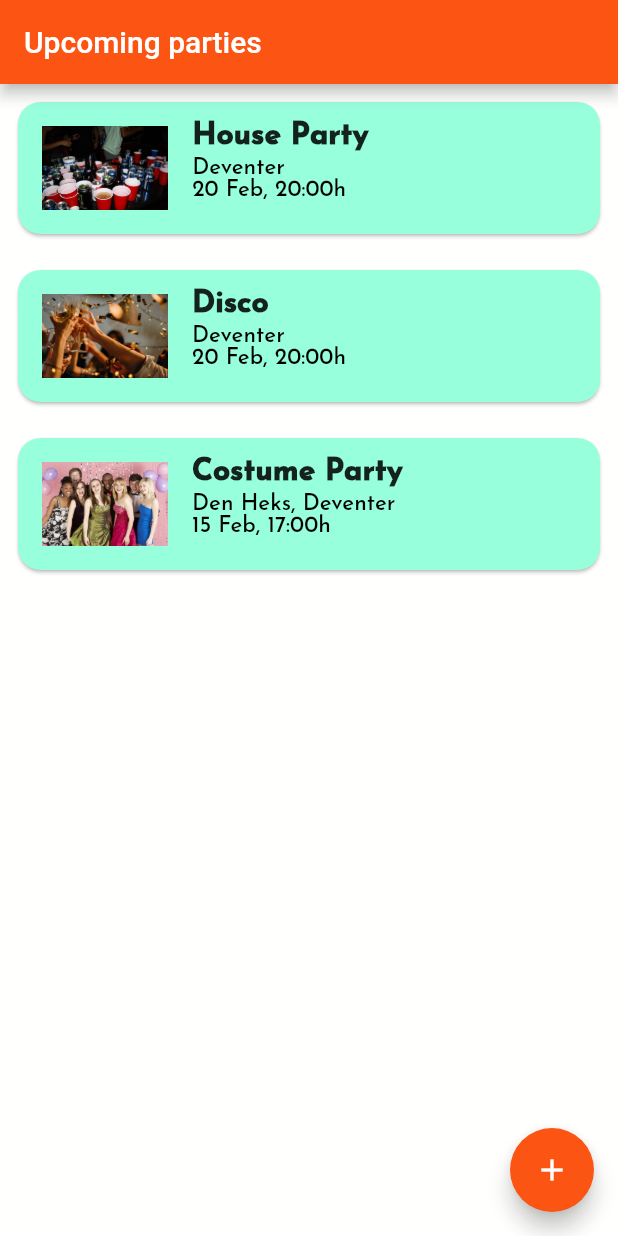
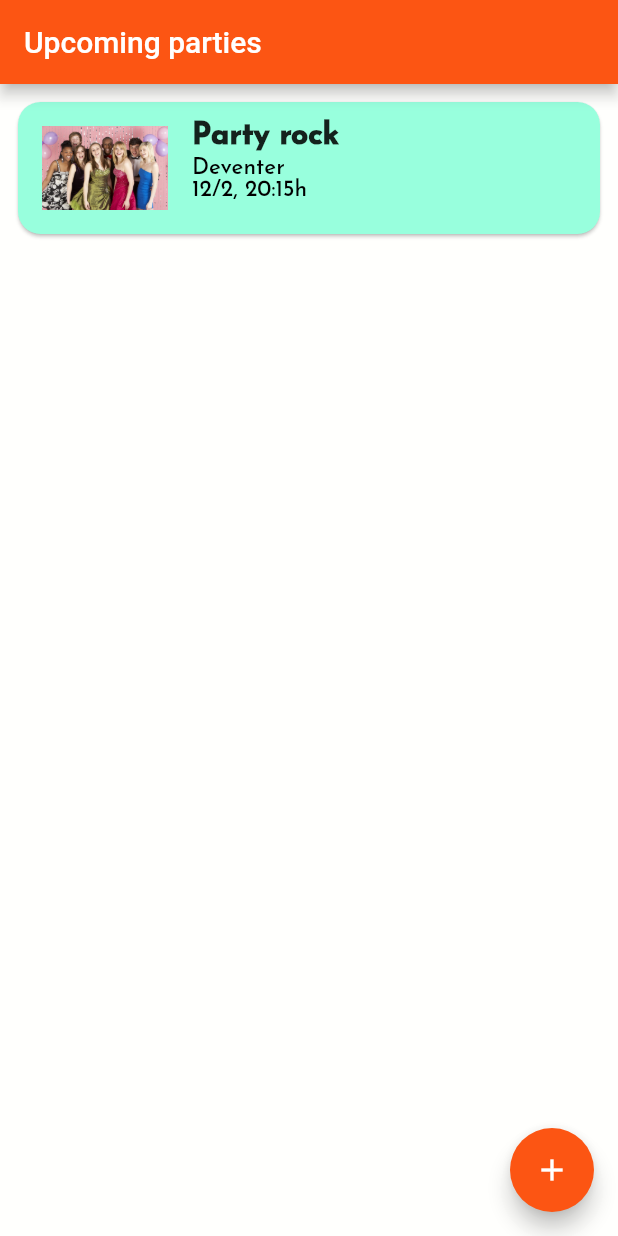
Before and after one commit to teyteymey/AAD-FlutterPrototype, a Flutter app: the screen it shows after launch, on a phone screen of 412 x 824 dp. Run offline on Flutter 3.47's test engine with Material 2 defaults, Android fonts, the phone set to English and light mode, and no system bars; our stand-ins replace contacts_service, flutter_datetime_picker.

Commit message:
full navigation complete add participants done

```diff
--- a/flutter_aad/lib/globals.dart
+++ b/flutter_aad/lib/globals.dart
@@ -4,16 +4,15 @@ import 'package:contacts_service/contacts_service.dart';
 
 List<List<List<String>>> partyInfo = [
   [
-    ['House Party', 'Deventer', '20 Feb, 20:00h', '2.jpg', 'descriptiooon'],
-    [],
-    [],
-  ],
-  [
-    ['Disco', 'Deventer', '20 Feb, 20:00h', '3.jpg'],
-    []
-  ],
-  [
-    ['Costume Party', 'Den Heks, Deventer', '15 Feb, 17:00h', '1.jpg'],
-    []
+    [
+      'Party rock',
+      'Deventer',
+      '12/2, 20:15h',
+      '1.jpg',
+      'In the house toniiight everybody just have a good time'
+    ],
+    ['Ariadna Meyer', '+34 644 36 55 61', 'ariadnameyer@gmail.com'],
+    ['Paula Cruzado', '+34 635 84 46 78', 'There are no emails registered'],
+    ['Dani Gonzalez', '+34 640 61 59 86', 'There are no emails registered']
   ]
 ];
--- a/flutter_aad/lib/main.dart
+++ b/flutter_aad/lib/main.dart
@@ -25,7 +25,9 @@ class _PartiesPageState extends State<PartiesPage> {
       ),
       backgroundColor: Color.fromARGB(239, 255, 255, 253),
       body: Column(
-        children: [for (var i in globals.partyInfo) Party(i[0])],
+        children: [
+          for (var i in globals.partyInfo) Party(i)
+        ], //pass all the info of the party, so if we click the details of the contacts are already there
       ),
       floatingActionButton: FloatingActionButton(
           backgroundColor: Color.fromARGB(255, 252, 85, 19),
@@ -47,19 +49,27 @@ class Party extends StatelessWidget {
   String locationParty = 'Default';
   String dateParty = 'Default';
   String imageParty = "1.jpg";
+  List<List<String>> allPartyDetails = [];
 
   //creator methods with parameters
-  Party(List<String> list) {
-    titleParty = list[0];
-    locationParty = list[1];
-    dateParty = list[2];
-    imageParty = list[3];
+  Party(List<List<String>> list) {
+    titleParty = list[0][0];
+    locationParty = list[0][1];
+    dateParty = list[0][2];
+    imageParty = list[0][3];
+    allPartyDetails = list;
   }
 
   @override
   Widget build(BuildContext context) {
     return TextButton(
-      onPressed: () {},
+      onPressed: () {
+        Navigator.push(
+          context,
+          MaterialPageRoute(
+              builder: (context) => PartyDetailsPage(allPartyDetails)),
+        );
+      },
       child: Card(
         color: Color.fromARGB(255, 152, 255, 221),
         shape:
```
Also changed, not shown: flutter_aad/lib/AddContactsToParty.dart (+7 -0 lines), flutter_aad/lib/PartyDetailsPage.dart (+13 -2 lines).
